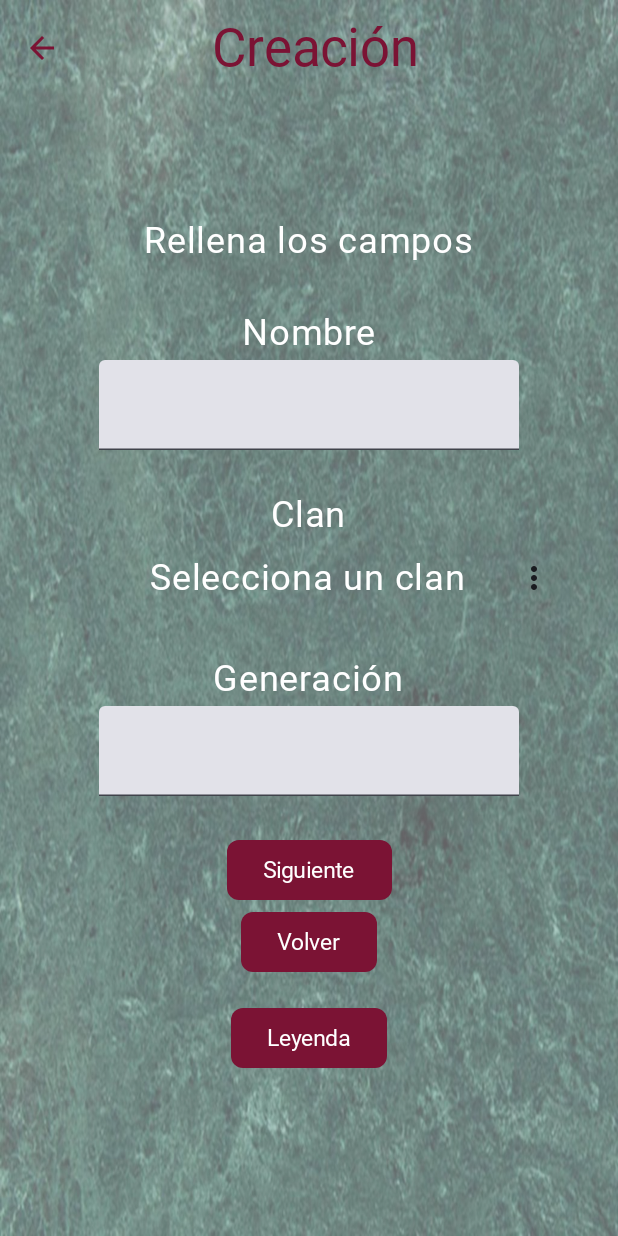
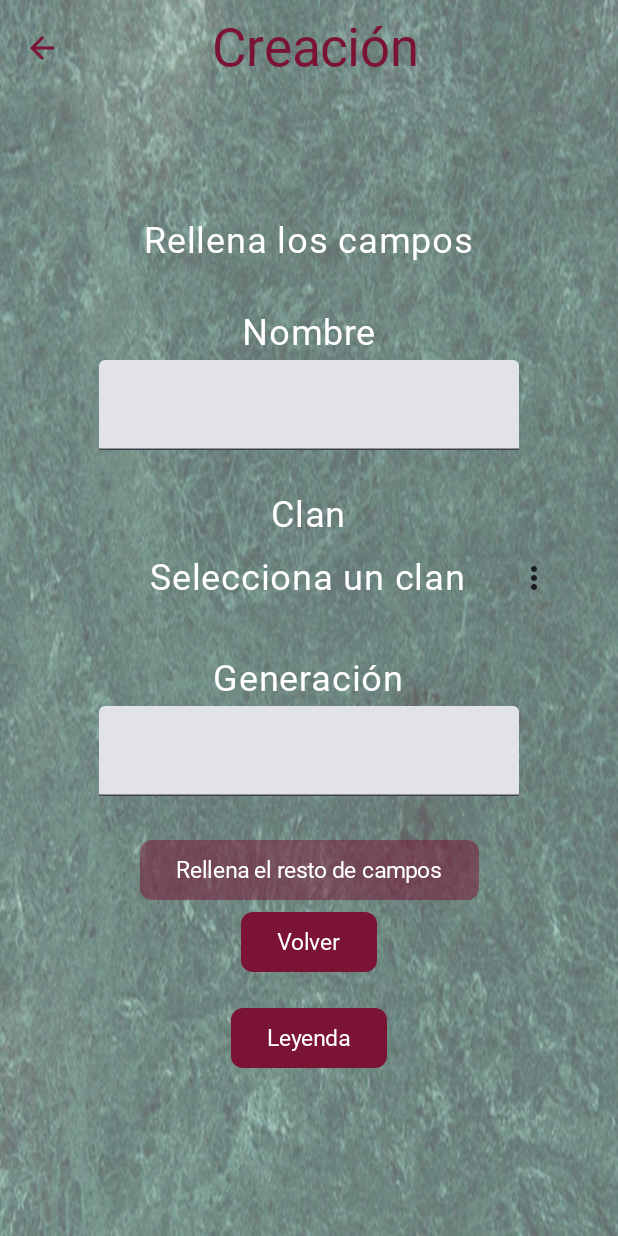
Before and after one commit to morgul27/Proyecto, an Android app built with Jetpack Compose: the MCF screen opened through its navigation route, on a phone screen of 412 x 824 dp. Run offline under Robolectric (Android 15) with nearby library versions, the phone set to English and light mode, and no system bars; our stand-ins replace Room's generated code; Roboto replaces fonts that are not available here; 1 statement that could not run was skipped.

Commit message:
Cambiar boton
prueba de base de datos y cambiar el boton por defecto para poder cambiar el color y opacidad de estos

```diff
--- /dev/null
+++ b/app/src/main/java/com/proyecto/bbdd/entity/Amargama.java
@@ -0,0 +1,4 @@
+package com.proyecto.bbdd.entity;
+
+public class Amargama {
+}
--- /dev/null
+++ b/app/src/main/java/com/proyecto/bbdd/entity/DisciplinasClan.java
@@ -0,0 +1,4 @@
+package com.proyecto.bbdd.entity;
+
+public class DisciplinasClan {
+}
--- /dev/null
+++ b/app/src/main/java/com/proyecto/bbdd/entity/DisciplinasVas.java
@@ -0,0 +1,4 @@
+package com.proyecto.bbdd.entity;
+
+public class DisciplinasVas {
+}
--- /dev/null
+++ b/app/src/main/java/com/proyecto/bbdd/entity/Poderes.java
@@ -0,0 +1,4 @@
+package com.proyecto.bbdd.entity;
+
+public class Poderes {
+}
--- /dev/null
+++ b/app/src/main/java/com/proyecto/bbdd/entity/PoderesVas.java
@@ -0,0 +1,4 @@
+package com.proyecto.bbdd.entity;
+
+public class PoderesVas {
+}
--- a/app/src/main/java/com/proyecto/screens/MCF.kt
+++ b/app/src/main/java/com/proyecto/screens/MCF.kt
@@ -251,12 +251,23 @@ fun MDFBodyContent(navController: NavController, viewModel: MPViewModel, sharedV
 
             Spacer(modifier = Modifier.height(25.dp))
 
+            if(state.generacion != null && state.nombreVas != null && state.clanVas != null){
                 DefaultButton(onClick = {
                     viewModel.setFkvas_clan(idClan) // Ahora idClan se actualizará antes de ser utilizado
                     nombreVas?.let { viewModel.setNombreVas(it) }
                     navController.navigate(route = Screens.MCF2.route)},
                     text ="Siguiente"
                 )
+            }
+            else{
+                DefaultButton(onClick = {
+                    viewModel.setFkvas_clan(idClan) // Ahora idClan se actualizará antes de ser utilizado
+                    nombreVas?.let { viewModel.setNombreVas(it) }},
+                    text ="Rellena el resto de campos",
+                    containerColor = Borgoña.copy(alpha = 0.5f)
+                )
+            }
+
 
             //otra cosa
             DefaultButton(onClick = { navController.popBackStack() },
--- a/app/src/main/java/com/proyecto/ui/theme/DefaultButton.kt
+++ b/app/src/main/java/com/proyecto/ui/theme/DefaultButton.kt
@@ -5,6 +5,7 @@ import androidx.compose.foundation.shape.RoundedCornerShape
 import androidx.compose.material3.*
 import androidx.compose.runtime.Composable
 import androidx.compose.ui.Modifier
+import androidx.compose.ui.graphics.Color
 import androidx.compose.ui.text.font.FontFamily
 import androidx.compose.ui.unit.dp
 import androidx.compose.ui.unit.sp
@@ -15,6 +16,8 @@ fun DefaultButton(
     text: String,
     modifier: Modifier = Modifier,
     shape: RoundedCornerShape = RoundedCornerShape(8.dp),
+    containerColor: Color = Borgoña, // Color de fondo por defecto
+    contentColor: Color = Blanco,   // Color de texto por defecto
     fontFamily: FontFamily = ghoticFamily // reemplaza con tu `ghoticFamily` si lo tienes definido
 ) {
     Button(
@@ -22,8 +25,8 @@ fun DefaultButton(
         shape = shape,
         modifier = modifier,
         colors = ButtonDefaults.buttonColors(
-            containerColor = Borgoña,
-            contentColor = Blanco
+            containerColor = containerColor,
+            contentColor = contentColor
         )
     ) {
         Text(
```
Lines whose indentation alone changed are shown as unchanged.
